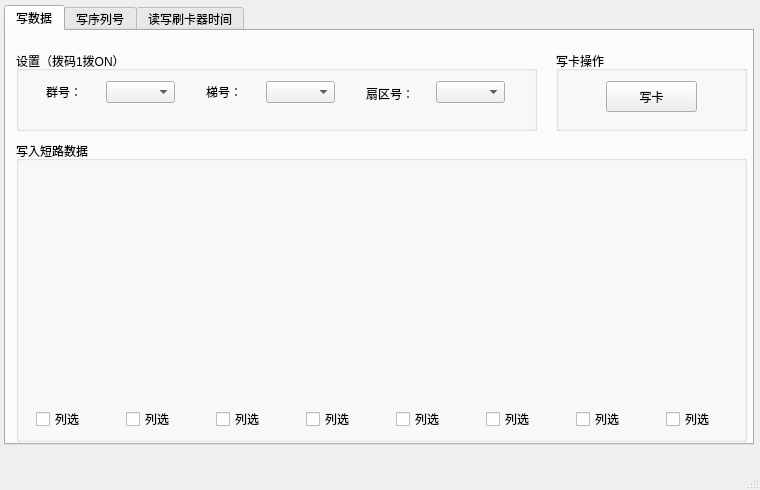
Above: UI_JMFK/UI/UI_ManageCard.ui from xavier-lo/JMFK before the change. Below: the same form after it.
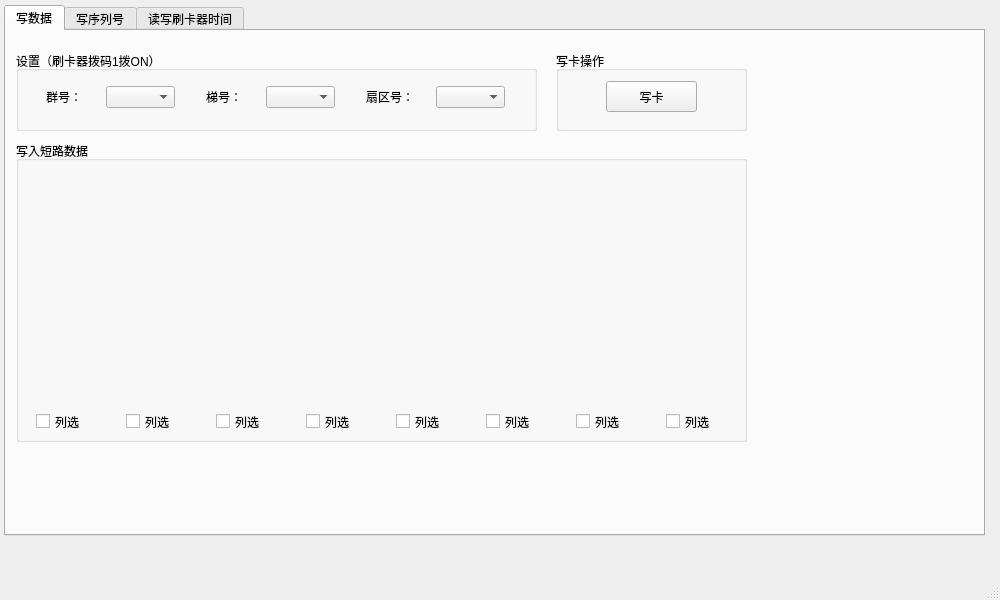
That is the form after the change. The open tabs and pages were chosen to show the change.

What changed in the file:
```diff
--- a/UI_JMFK/UI/UI_ManageCard.ui
+++ b/UI_JMFK/UI/UI_ManageCard.ui
@@ -6,8 +6,8 @@
    <rect>
     <x>0</x>
     <y>0</y>
-    <width>760</width>
-    <height>490</height>
+    <width>1000</width>
+    <height>600</height>
    </rect>
   </property>
   <property name="windowTitle">
@@ -19,8 +19,8 @@
      <rect>
       <x>4</x>
       <y>5</y>
-      <width>750</width>
-      <height>440</height>
+      <width>981</width>
+      <height>531</height>
      </rect>
     </property>
     <property name="currentIndex">
@@ -40,13 +40,13 @@
        </rect>
       </property>
       <property name="title">
-       <string>设置（拨码1拨ON）</string>
+       <string>设置（刷卡器拨码1拨ON）</string>
       </property>
       <widget class="QComboBox" name="comboBox_SetSec">
        <property name="geometry">
         <rect>
          <x>420</x>
-         <y>30</y>
+         <y>35</y>
          <width>69</width>
          <height>22</height>
         </rect>
@@ -58,7 +58,7 @@
          <x>350</x>
          <y>35</y>
          <width>71</width>
-         <height>16</height>
+         <height>21</height>
         </rect>
        </property>
        <property name="text">
@@ -69,7 +69,7 @@
        <property name="geometry">
         <rect>
          <x>90</x>
-         <y>30</y>
+         <y>35</y>
          <width>69</width>
          <height>22</height>
         </rect>
@@ -81,7 +81,7 @@
          <x>30</x>
          <y>35</y>
          <width>54</width>
-         <height>12</height>
+         <height>21</height>
         </rect>
        </property>
        <property name="text">
@@ -94,7 +94,7 @@
          <x>190</x>
          <y>35</y>
          <width>54</width>
-         <height>12</height>
+         <height>21</height>
         </rect>
        </property>
        <property name="text">
@@ -105,7 +105,7 @@
        <property name="geometry">
         <rect>
          <x>250</x>
-         <y>30</y>
+         <y>35</y>
          <width>69</width>
          <height>22</height>
         </rect>
@@ -130,7 +130,7 @@
          <x>20</x>
          <y>270</y>
          <width>71</width>
-         <height>16</height>
+         <height>21</height>
         </rect>
        </property>
        <property name="text">
@@ -143,7 +143,7 @@
          <x>110</x>
          <y>270</y>
          <width>71</width>
-         <height>16</height>
+         <height>21</height>
         </rect>
        </property>
        <property name="text">
@@ -156,7 +156,7 @@
          <x>200</x>
          <y>270</y>
          <width>71</width>
-         <height>16</height>
+         <height>21</height>
         </rect>
        </property>
        <property name="text">
@@ -169,7 +169,7 @@
          <x>290</x>
          <y>270</y>
          <width>71</width>
-         <height>16</height>
+         <height>21</height>
         </rect>
        </property>
        <property name="text">
@@ -182,7 +182,7 @@
          <x>380</x>
          <y>270</y>
          <width>71</width>
-         <height>16</height>
+         <height>21</height>
         </rect>
        </property>
        <property name="text">
@@ -195,7 +195,7 @@
          <x>470</x>
          <y>270</y>
          <width>71</width>
-         <height>16</height>
+         <height>21</height>
         </rect>
        </property>
        <property name="text">
@@ -208,7 +208,7 @@
          <x>560</x>
          <y>270</y>
          <width>71</width>
-         <height>16</height>
+         <height>21</height>
         </rect>
        </property>
        <property name="text">
@@ -221,7 +221,7 @@
          <x>650</x>
          <y>270</y>
          <width>71</width>
-         <height>16</height>
+         <height>21</height>
         </rect>
        </property>
        <property name="text">
```
Left out of the diff: 56 changed lines with no effect on the pictures.
